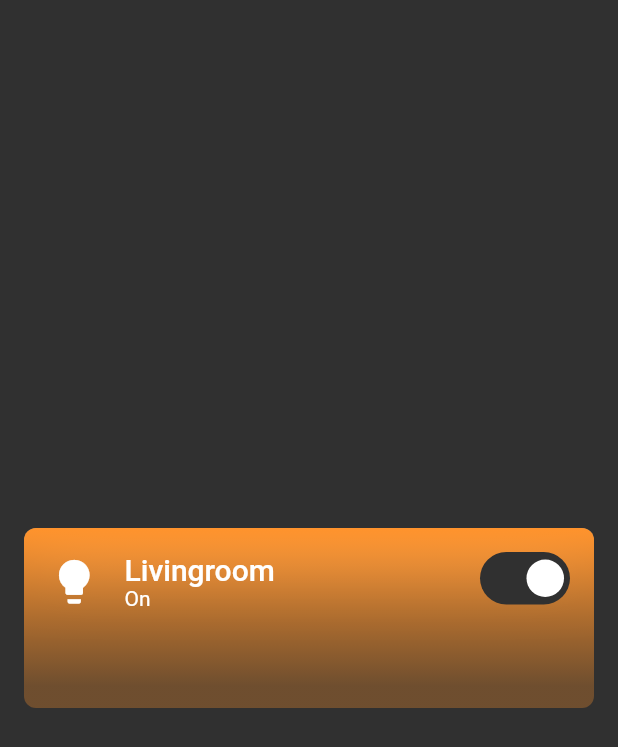
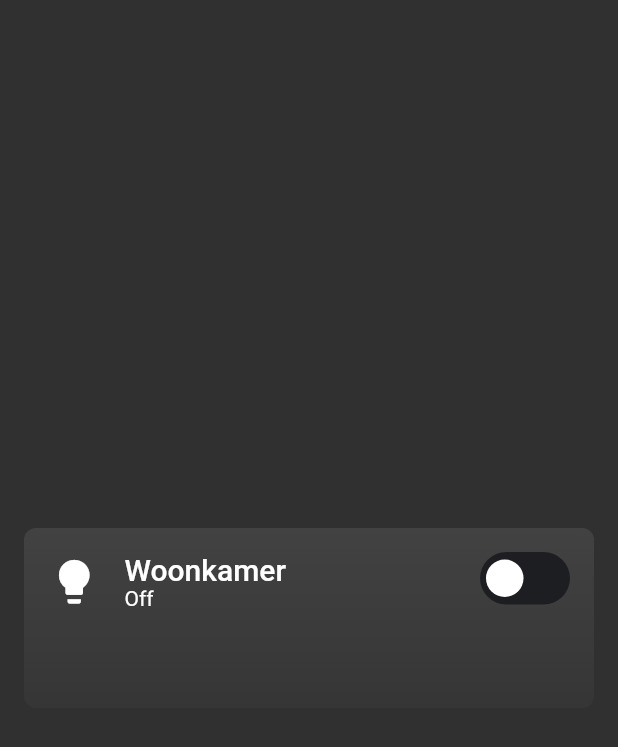
Before and after one commit to egonm12/home_assistant_dashboard, a Flutter app: the screen it shows after launch, on a phone screen of 412 x 824 dp. Shown: the top 747 px of the screen. Run offline on Flutter 3.47's test engine with Material 2 defaults, Android fonts, the phone set to English and light mode, and no system bars; drawn by our look-alikes of flutter_switch; our stand-ins replace freezed_annotation.

Commit message:
Update light model and add off state

```diff
--- a/lib/data/models/light_state/light_state_model.dart
+++ b/lib/data/models/light_state/light_state_model.dart
@@ -22,19 +22,17 @@ class LightStateModel with _$LightStateModel {
 @freezed
 abstract class Attributes with _$Attributes {
   const factory Attributes({
-    @JsonKey(name: 'min_mireds') required int minMireds,
-    @JsonKey(name: 'max_mireds') required int maxMireds,
-    @JsonKey(name: 'supported_color_modes')
-        required List<String> supportedColorModes,
+    @JsonKey(name: 'min_mireds') int? minMireds,
+    @JsonKey(name: 'max_mireds') int? maxMireds,
+    @JsonKey(name: 'supported_color_modes') List<String>? supportedColorModes,
     @JsonKey(name: 'color_mode') String? colorMode,
-    @JsonKey(name: 'brightness', fromJson: roundToDouble)
-        required double brightness,
-    @JsonKey(name: 'color_temp') required int colorTemp,
-    @JsonKey(name: 'hs_color') required List<double> hsColor,
-    @JsonKey(name: 'rgb_color') required List<int> rgbColor,
-    @JsonKey(name: 'xy_color') required List<double> xyColor,
-    required String mode,
-    required String dynamics,
+    @JsonKey(name: 'brightness', fromJson: roundToDouble) double? brightness,
+    @JsonKey(name: 'color_temp') int? colorTemp,
+    @JsonKey(name: 'hs_color') List<double>? hsColor,
+    @JsonKey(name: 'rgb_color') List<int>? rgbColor,
+    @JsonKey(name: 'xy_color') List<double>? xyColor,
+    required String? mode,
+    required dynamic dynamics,
     @JsonKey(name: 'friendly_name') required String friendlyName,
     @JsonKey(name: 'supported_features') required int supportedFeatures,
   }) = _Attributes;
--- a/lib/helpers/int_to_rounded_double.dart
+++ b/lib/helpers/int_to_rounded_double.dart
@@ -1 +1 @@
-double roundToDouble(int value) => value.roundToDouble();
+double? roundToDouble(int? value) => value?.roundToDouble();
--- a/lib/main.dart
+++ b/lib/main.dart
@@ -9,8 +9,8 @@ void main() {
 }
 
 final data = {
-  "entity_id": "light.hue_go_1",
-  "state": "on",
+  "entity_id": "light.woonkamer",
+  "state": "off",
   "attributes": {
     "min_mireds": 153,
     "max_mireds": 500,
@@ -19,17 +19,37 @@ final data = {
     "brightness": 153,
     "color_temp": 454,
     "hs_color": [29.79, 84.553],
-    "rgb_color": [255, 147, 44],
+    "rgb_color": [255, 146, 39],
     "xy_color": [0.579, 0.388],
-    "mode": "normal",
-    "dynamics": "none",
-    "friendly_name": "Livingroom",
+    "is_hue_group": true,
+    "hue_scenes": [
+      "Ontspannen",
+      "Gedimd",
+      "Nachtlampje",
+      "Energie",
+      "Helder",
+      "Arctische dageraad",
+      "Tropische schemering",
+      "Lentebloesem",
+      "Concentreren",
+      "Savanne zonsondergang",
+      "Lezen"
+    ],
+    "hue_type": "room",
+    "lights": [
+      "Lightstrip Woonkamer",
+      "Hue Lightstrip Woonkamer 2",
+      "Hue go 1"
+    ],
+    "dynamics": false,
+    "icon": "mdi:lightbulb-group",
+    "friendly_name": "Woonkamer",
     "supported_features": 40
   },
-  "last_changed": "2022-03-06T17:29:46.143123+00:00",
-  "last_updated": "2022-03-06T17:29:47.118813+00:00",
+  "last_changed": "2022-03-13T17:01:33.385849+00:00",
+  "last_updated": "2022-03-13T17:39:42.986677+00:00",
   "context": {
-    "id": "a4998cd100756a79836adf8e34ef8f37",
+    "id": "1e48bb2ccd8e733c1f5631c04032b99b",
     "parent_id": null,
     "user_id": null
   }
@@ -49,7 +69,7 @@ class MyApp extends StatelessWidget {
             child: Column(
               mainAxisAlignment: MainAxisAlignment.center,
               children: [
-                GenericCard(
+                LightControlCard(
                   iconData: Icons.lightbulb,
                   lightState: LightStateModel.fromJson(data),
                   setBrightnessLevel: (double brightness) {},
--- a/lib/widgets/cards/generic_card.dart
+++ b/lib/widgets/cards/generic_card.dart
@@ -6,8 +6,8 @@ import '../slider/custom_slider_track_shape.dart';
 import '../slider/custom_thumb_overlay_shape.dart';
 import '../slider/custom_thumb_shape.dart';
 
-class GenericCard extends StatefulWidget {
-  const GenericCard({
+class LightControlCard extends StatefulWidget {
+  const LightControlCard({
     Key? key,
     required this.iconData,
     required this.setBrightnessLevel,
@@ -19,24 +19,22 @@ class GenericCard extends StatefulWidget {
   final LightStateModel lightState;
 
   @override
-  State<GenericCard> createState() => _GenericCardState();
+  State<LightControlCard> createState() => _LightControlCardState();
 }
 
-class _GenericCardState extends State<GenericCard>
+class _LightControlCardState extends State<LightControlCard>
     with TickerProviderStateMixin {
-  double brightness = 20;
+  late double? brightness;
   bool isChangingBrightness = false;
   late final AnimationController _animationController = AnimationController(
-    duration: const Duration(milliseconds: 75),
+    duration: const Duration(milliseconds: 60),
     vsync: this,
   );
 
   @override
   void initState() {
     super.initState();
-    _animationController.addListener(() {
-      // print(_animationController.value);
-    });
+    brightness = widget.lightState.attributes.brightness;
   }
 
   @override
@@ -48,14 +46,17 @@ class _GenericCardState extends State<GenericCard>
   @override
   Widget build(BuildContext context) {
     final bool isTurnedOn = widget.lightState.state == DeviceState.on.name;
-    final List<int> rgbColor = widget.lightState.attributes.rgbColor;
-    final Color color = Color.fromRGBO(
+    final List<int> rgbColor =
+        widget.lightState.attributes.rgbColor ?? [255, 200, 75];
+    final Color color = isTurnedOn
+        ? Color.fromRGBO(
             rgbColor[0],
             rgbColor[1],
             rgbColor[2],
             1,
-    );
-    final brightnessBalance = brightness / 255;
+          )
+        : Theme.of(context).cardColor;
+    final brightnessBalance = brightness != null ? brightness! / 255 : 1;
     final brightnessPercentage = (brightnessBalance * 100).ceil();
 
     return ClipRRect(
@@ -73,9 +74,10 @@ class _GenericCardState extends State<GenericCard>
               color,
               color.withOpacity(0.3),
             ],
-            stops: [0.0, 0.8 + brightnessBalance],
+            stops: [0.0, 0.7 + brightnessBalance],
           ),
-          boxShadow: [
+          boxShadow: isTurnedOn
+              ? [
                   BoxShadow(
                     color: Colors.white,
                     offset: const Offset(
@@ -85,7 +87,8 @@ class _GenericCardState extends State<GenericCard>
                     spreadRadius: 50.0 * brightnessBalance,
                     blurRadius: 50.0,
                   ),
-          ],
+                ]
+              : null,
         ),
         child: Stack(
           children: [
@@ -99,9 +102,11 @@ class _GenericCardState extends State<GenericCard>
                         mainAxisAlignment: MainAxisAlignment.spaceBetween,
                         children: [
                           AnimatedAlign(
-                            alignment: isChangingBrightness
+                            alignment: brightness != null
+                                ? isChangingBrightness
                                     ? Alignment.center
-                                : Alignment.topCenter,
+                                    : Alignment.topCenter
+                                : Alignment.center,
                             duration: const Duration(milliseconds: 65),
                             child: Row(
                               children: [
@@ -135,7 +140,9 @@ class _GenericCardState extends State<GenericCard>
                           ),
                           if (!isChangingBrightness)
                             Align(
-                              alignment: Alignment.topCenter,
+                              alignment: brightness != null
+                                  ? Alignment.topCenter
+                                  : Alignment.center,
                               child: SizedBox(
                                 height: 35,
                                 child: CustomSwitch(
@@ -149,6 +156,7 @@ class _GenericCardState extends State<GenericCard>
                     ],
                   ),
                 ),
+                if (brightness != null)
                   Padding(
                     padding: EdgeInsets.symmetric(
                       horizontal: isChangingBrightness ? 0.0 : 16.0,
@@ -161,20 +169,24 @@ class _GenericCardState extends State<GenericCard>
                       children: [
                         SizedBox(
                           height: 20,
-                        child: AnimatedBuilder(
-                          animation: _animationController,
-                          builder: (_, __) => SliderTheme(
+                          child: SliderTheme(
                             data: SliderThemeData(
-                              disabledInactiveTrackColor: Colors.blue,
+                              disabledThumbColor: Colors.transparent,
+                              disabledActiveTrackColor: Theme.of(context)
+                                  .backgroundColor
+                                  .withOpacity(0.75),
+                              disabledInactiveTrackColor: Theme.of(context)
+                                  .backgroundColor
+                                  .withOpacity(0.75),
                               inactiveTrackColor:
                                   Colors.white.withOpacity(0.15),
                               trackShape: CustomSliderTrackShape(
+                                inactive: !isTurnedOn,
+                                theme: Theme.of(context),
                                 animation: _animationController.view,
                                 gradient: LinearGradient(
                                   colors: [
-                                    Theme.of(context)
-                                        .highlightColor
-                                        .withOpacity(
+                                    Colors.white.withOpacity(
                                       0.9,
                                     ),
                                     Colors.white.withOpacity(
@@ -189,31 +201,36 @@ class _GenericCardState extends State<GenericCard>
                               ),
                               overlayColor: Colors.transparent,
                               thumbShape: CustomThumbShape(
+                                inactive: !isTurnedOn,
                                 animation: _animationController.view,
                                 enabledThumbRadius: 60,
                               ),
+                              thumbColor: isTurnedOn
+                                  ? Colors.white
+                                  : Colors.transparent,
                             ),
                             child: Slider(
                               max: 255,
                               min: 1,
-                              value: brightness,
-                              onChanged: (value) => setState(() {
+                              value: isTurnedOn ? brightness ?? 1 : 1,
+                              onChanged: isTurnedOn
+                                  ? (value) => setState(() {
                                         brightness = value;
-                              }),
+                                      })
+                                  : null,
                               onChangeStart: (_) => setState(() {
                                 isChangingBrightness = true;
-                                _animationController.animateTo(120);
+                                _animationController.animateTo(1.0);
                               }),
                               onChangeEnd: (_) => setState(() {
                                 isChangingBrightness = false;
-                                _animationController.animateTo(0);
+                                _animationController.animateTo(0.0);
                               }),
-                              thumbColor: Colors.white,
-                              activeColor: color,
+                              activeColor:
+                                  color.withOpacity(isTurnedOn ? 1.0 : 0.2),
                               inactiveColor: isChangingBrightness
                                   ? Colors.transparent
                                   : null,
-                            ),
                             ),
                           ),
                         ),
--- a/lib/widgets/cards/switch.dart
+++ b/lib/widgets/cards/switch.dart
@@ -15,7 +15,9 @@ class CustomSwitch extends StatelessWidget {
   Widget build(BuildContext context) {
     return FlutterSwitch(
       width: 60,
-      activeColor: Theme.of(context).canvasColor,
+      inactiveColor: Theme.of(context).backgroundColor.withOpacity(0.75),
+      activeColor: Colors.black.withOpacity(0.35),
+      // toggleColor: Colors.red,
       onToggle: onToggle,
       value: value,
     );
--- a/lib/widgets/slider/custom_slider_track_shape.dart
+++ b/lib/widgets/slider/custom_slider_track_shape.dart
@@ -5,11 +5,15 @@ class CustomSliderTrackShape extends RoundedRectSliderTrackShape {
     required this.gradient,
     this.darkenInactive = true,
     required this.animation,
+    required this.inactive,
+    required this.theme,
   });
 
   final LinearGradient gradient;
   final bool darkenInactive;
   final Animation<double> animation;
+  final bool inactive;
+  final ThemeData theme;
 
   @override
   Rect getPreferredRect({
@@ -81,8 +85,7 @@ class CustomSliderTrackShape extends RoundedRectSliderTrackShape {
     );
 
     final gradientColorTweenLeft = ColorTween(
-        begin: Colors.white.withOpacity(0.1),
-        end: Colors.white.withOpacity(0.0));
+        begin: Colors.white.withOpacity(0.1), end: Colors.white.withOpacity(1));
     final gradientColorTweenRight = ColorTween(
         begin: Colors.white.withOpacity(0.7),
         end: Colors.white.withOpacity(0.3));
@@ -101,10 +104,11 @@ class CustomSliderTrackShape extends RoundedRectSliderTrackShape {
         begin: sliderTheme.disabledInactiveTrackColor,
         end: sliderTheme.inactiveTrackColor);
     final Paint activePaint = Paint()
-      ..shader = _gradient.createShader(activeGradientRect)
+      ..shader = inactive ? null : _gradient.createShader(activeGradientRect)
       ..color = activeTrackColorTween.evaluate(enableAnimation)!;
     final Paint inactivePaint = Paint()
       ..color = inactiveTrackColorTween.evaluate(enableAnimation)!;
+
     final Paint leftTrackPaint;
     final Paint rightTrackPaint;
     switch (textDirection) {
@@ -117,19 +121,20 @@ class CustomSliderTrackShape extends RoundedRectSliderTrackShape {
         rightTrackPaint = activePaint;
         break;
     }
+
+    final circularRadius =
+        Radius.circular((trackRect.height + additionalActiveTrackHeight) / 2);
     final Radius radius = Tween<Radius>(
-      begin: Radius.zero,
-      end:
-          Radius.circular((trackRect.height + additionalActiveTrackHeight) / 2),
+      begin: inactive ? circularRadius : Radius.zero,
+      end: circularRadius,
     ).evaluate(enableAnimation);
     final radiusReverse = Tween<Radius>(
-      begin:
-          Radius.circular((trackRect.height + additionalActiveTrackHeight) / 2),
-      end: Radius.zero,
+      begin: circularRadius,
+      end: inactive ? circularRadius : Radius.zero,
     );
     final Radius trackRadius = radius;
     final Radius activeTrackRadius = radius;
-
+    if (!inactive) {
       context.canvas.drawRRect(
         RRect.fromLTRBAndCorners(
           trackRect.left,
@@ -145,6 +150,8 @@ class CustomSliderTrackShape extends RoundedRectSliderTrackShape {
         ),
         leftTrackPaint,
       );
+    }
+
     context.canvas.drawRRect(
       RRect.fromLTRBAndCorners(
         thumbCenter.dx,
@@ -161,6 +168,16 @@ class CustomSliderTrackShape extends RoundedRectSliderTrackShape {
         bottomRight: (textDirection == TextDirection.rtl)
             ? activeTrackRadius
             : trackRadius,
+        bottomLeft: inactive
+            ? (textDirection == TextDirection.rtl)
+                ? activeTrackRadius
+                : trackRadius
+            : Radius.zero,
+        topLeft: inactive
+            ? (textDirection == TextDirection.rtl)
+                ? activeTrackRadius
+                : trackRadius
+            : Radius.zero,
       ),
       rightTrackPaint,
     );
--- a/lib/widgets/slider/custom_thumb_shape.dart
+++ b/lib/widgets/slider/custom_thumb_shape.dart
@@ -2,12 +2,14 @@ import 'package:flutter/material.dart';
 import 'dart:math' as math;
 
 class CustomThumbShape extends SliderComponentShape {
-  CustomThumbShape(
-      {this.elevation = 1.0,
-      this.pressedElevation = 6.0,
-      this.enabledThumbRadius = 10.0,
-      this.disabledThumbRadius = 10.0,
-      required this.animation});
+  CustomThumbShape({
+    this.elevation = 1.0,
+    this.pressedElevation = 6.0,
+    this.enabledThumbRadius = 10.0,
+    this.disabledThumbRadius = 10.0,
+    required this.animation,
+    required this.inactive,
+  });
 
   final double elevation;
   final double pressedElevation;
@@ -15,6 +17,7 @@ class CustomThumbShape extends SliderComponentShape {
   final double enabledThumbRadius;
   final double disabledThumbRadius;
   final Animation<double> animation;
+  final bool inactive;
 
   @override
   void paint(PaintingContext context, Offset center,
@@ -70,7 +73,8 @@ class CustomThumbShape extends SliderComponentShape {
         0,
         math.pi * 2,
       );
-    canvas.drawShadow(path, Colors.black, evaluatedElevation, true);
+    if (!inactive)
+      canvas.drawShadow(path, Colors.black, evaluatedElevation, true);
 
     canvas.drawRRect(
       RRect.fromRectAndRadius(
```
Also changed, not shown: lib/data/models/light_state/light_state_model.freezed.dart, lib/data/models/light_state/light_state_model.g.dart. Lines whose indentation alone changed are shown as unchanged.
